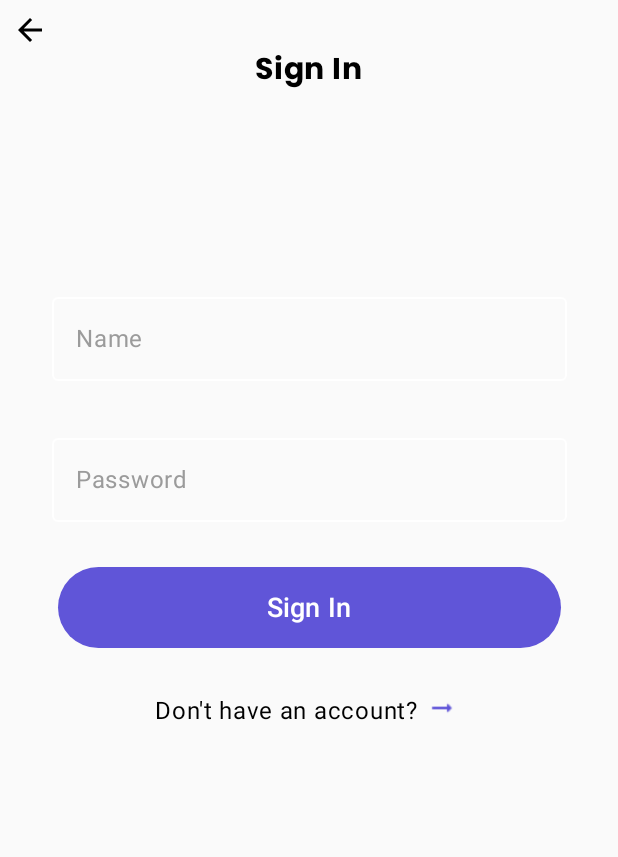
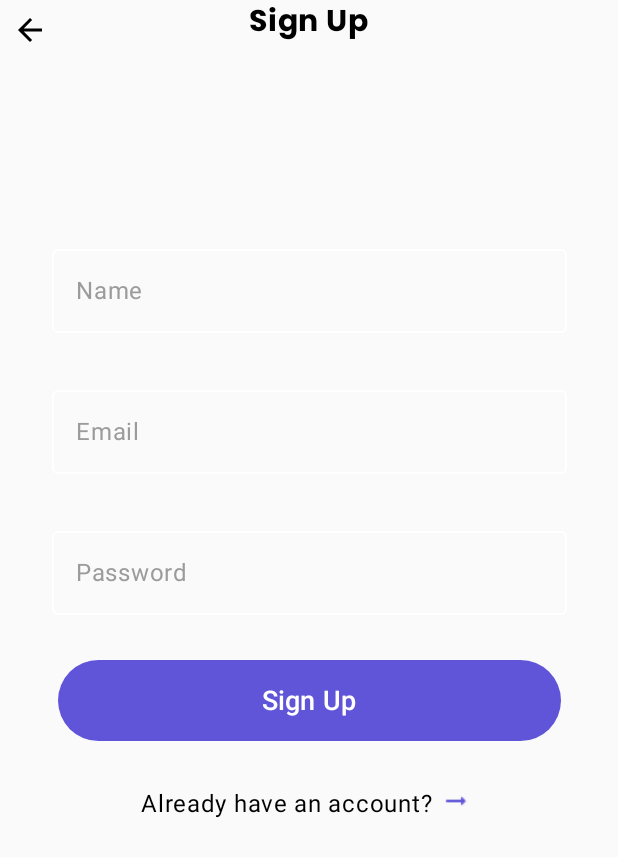
Before and after one commit to MohamedHesham125/Trendify, an Android app built with Jetpack Compose: the composable SignUpScreen shown on its own in the app's theme, on a phone screen of 412 x 824 dp. Shown: the top 857 px of the screen. Run offline under Robolectric (Android 15) with nearby library versions, the phone set to English and light mode, and no system bars; our stand-ins replace Voyager.

Commit message:
Update SignUpScreen.kt

```diff
--- a/app/src/main/java/com/example/trendify/presentation/ui/SignUpScreen.kt
+++ b/app/src/main/java/com/example/trendify/presentation/ui/SignUpScreen.kt
@@ -44,8 +44,9 @@ class SignUpScreen : Screen {
 
     @Composable
     fun signupscreen(){
-        val username= remember { mutableStateOf("") }
+        val email= remember { mutableStateOf("") }
         val password= remember { mutableStateOf("") }
+        val name= remember { mutableStateOf("") }
         val navigator= LocalNavigator.currentOrThrow
 
         Icon(imageVector = Icons.Filled.ArrowBack,
@@ -54,16 +55,37 @@ class SignUpScreen : Screen {
         Column(verticalArrangement = Arrangement.Center,
             horizontalAlignment = Alignment.CenterHorizontally,
             modifier = Modifier.fillMaxSize()) {
-            Text(text = "Sign In",
+            Text(text = "Sign Up",
                 fontFamily = FontFamily(Font(resId = R.font.poppins_bold)),
                 fontSize = 20.sp,
                 modifier = Modifier.padding(bottom = 30.dp))
 
             Spacer(modifier = Modifier.height(100.dp))
+
+            //Name TextField
+            OutlinedTextField(
+                value =name.value ,
+                onValueChange ={name.value=it},
+                modifier = Modifier
+                    .width(343.dp)
+                    .height(64.dp),
+                colors = OutlinedTextFieldDefaults.colors(
+                    focusedBorderColor = Color(0xff6055D8),
+                    unfocusedBorderColor = Color.White,
+                    cursorColor = Color.Black,
+                ),
+                label = { Text(text = "Name",
+                    color = Color(0xff9B9B9B))},
+                textStyle = TextStyle(fontSize = 16.sp,
+                    color = Color.Black),
+            )
+
+            Spacer(modifier = Modifier.height(30.dp))
+
             //Email Address TextField
             OutlinedTextField(
-                value =username.value ,
-                onValueChange ={username.value=it},
+                value =email.value ,
+                onValueChange ={email.value=it},
                 modifier = Modifier
                     .width(343.dp)
                     .height(64.dp),
@@ -72,7 +94,7 @@ class SignUpScreen : Screen {
                     unfocusedBorderColor = Color.White,
                     cursorColor = Color.Black
                 ),
-                label = { Text(text = "Name",
+                label = { Text(text = "Email",
                     color = Color(0xff9B9B9B))},
                 textStyle = TextStyle(fontSize = 16.sp,
                     color = Color.Black),
@@ -126,19 +148,19 @@ class SignUpScreen : Screen {
                     .height(54.dp)
                     .width(335.dp)
             ) {
-                Text(text = "Sign In",
+                Text(text = "Sign Up",
                     fontSize = 18.sp) }
 
 
             Spacer(modifier = Modifier.height(30.dp))
             Row() {
-                Text(text = "Don't have an account?")
+                Text(text = "Already have an account?")
                 Icon(painter = painterResource(id = R.drawable.round_arrow_right_alt),
                     contentDescription =null,
                     modifier = Modifier
                         .size(30.dp)
                         .padding(bottom = 10.dp)
-                        .clickable { navigator.push(SignUpScreen()) },
+                        .clickable { navigator.pop() },
                     tint = Color(0xff6055D8))
             }
             Spacer(modifier = Modifier.height(300.dp))
```
